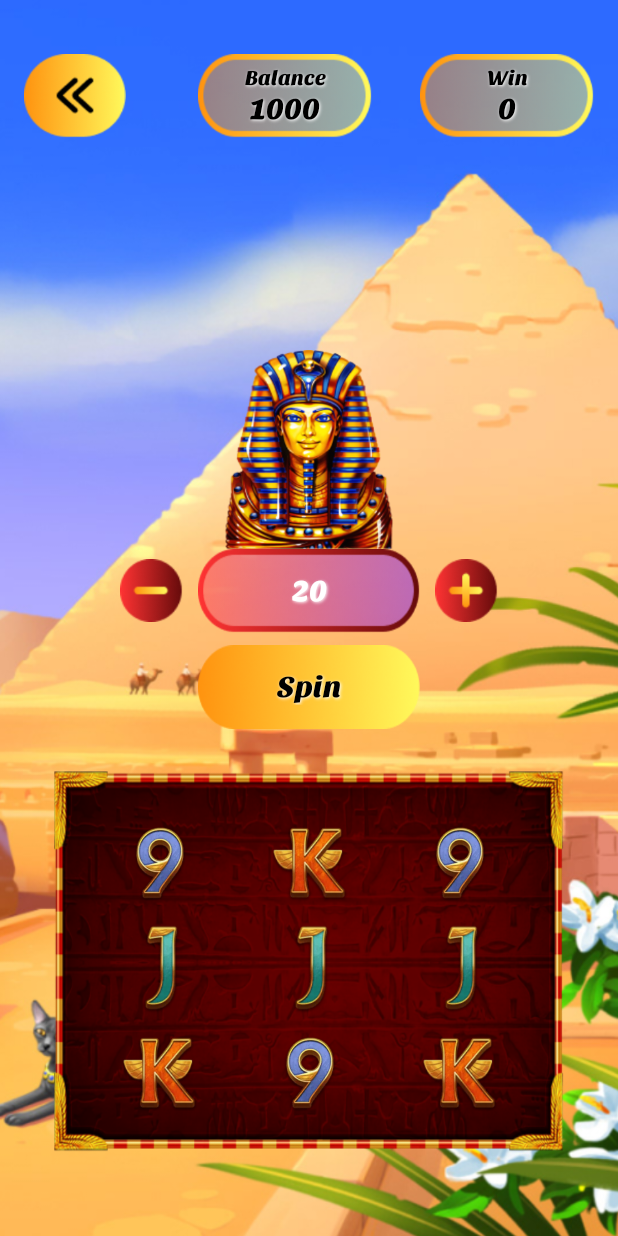
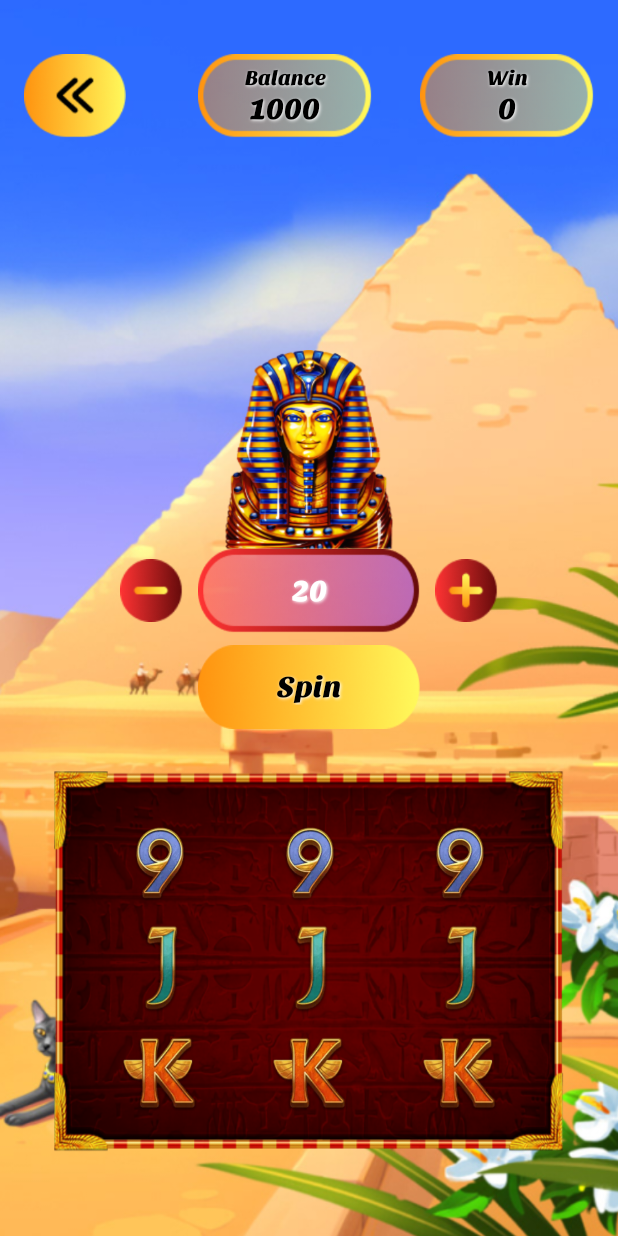
Before and after one commit to lLeoNeedl/81-android, an Android app: the FirstGameActivity screen opened directly, with no data from a screen before it, on a phone screen of 412 x 824 dp. Run offline under Robolectric (Android 15) with nearby library versions, the phone set to English and light mode, and no system bars.

Commit message:
Finishing code for first game

```diff
--- a/app/src/main/java/com/nile/fortu/game/games/FirstGameActivity.kt
+++ b/app/src/main/java/com/nile/fortu/game/games/FirstGameActivity.kt
@@ -93,19 +93,16 @@ class FirstGameActivity : AppCompatActivity() {
     private fun observeViewModel() {
         viewModel.slotList.observe(this) {
             slots = it
-            val firstSlotImageIndex = it[FIRST_SLOT_INDEX].currentImageIndex
-            val secondSlotImageIndex = it[SECOND_SLOT_INDEX].currentImageIndex
-            val thirdSlotImageIndex = it[THIRD_SLOT_INDEX].currentImageIndex
             binding.run {
-                sl1CurrentImage.setImageResource(listOfImages[firstSlotImageIndex])
-                sl1PrevImage.setImageResource(listOfImages[decreaseIndex(firstSlotImageIndex)])
-                sl1NextImage.setImageResource(listOfImages[increaseIndex(firstSlotImageIndex)])
-                sl2PrevImage.setImageResource(listOfImages[increaseIndex(secondSlotImageIndex)])
-                sl2CurrentImage.setImageResource(listOfImages[secondSlotImageIndex])
-                sl2NextImage.setImageResource(listOfImages[decreaseIndex(secondSlotImageIndex)])
-                sl3PrevImage.setImageResource(listOfImages[decreaseIndex(thirdSlotImageIndex)])
-                sl3CurrentImage.setImageResource(listOfImages[thirdSlotImageIndex])
-                sl3NextImage.setImageResource(listOfImages[increaseIndex(thirdSlotImageIndex)])
+                sl1PrevImage.setImageResource(listOfImages[it[0].prevImageIndex])
+                sl1CurrentImage.setImageResource(listOfImages[it[0].currentImageIndex])
+                sl1NextImage.setImageResource(listOfImages[it[0].nextImageIndex])
+                sl2PrevImage.setImageResource(listOfImages[it[1].prevImageIndex])
+                sl2CurrentImage.setImageResource(listOfImages[it[1].currentImageIndex])
+                sl2NextImage.setImageResource(listOfImages[it[1].nextImageIndex])
+                sl3PrevImage.setImageResource(listOfImages[it[2].prevImageIndex])
+                sl3CurrentImage.setImageResource(listOfImages[it[2].currentImageIndex])
+                sl3NextImage.setImageResource(listOfImages[it[2].nextImageIndex])
             }
         }
 
@@ -117,18 +114,6 @@ class FirstGameActivity : AppCompatActivity() {
         viewModel.score.observe(this) {
             binding.tvScore.text = it.toString()
         }
-    }
-
-    private fun decreaseIndex(index: Int) = if (index == 0) {
-        listOfImages.size - 1
-    } else {
-        index - 1
-    }
-
-    private fun increaseIndex(index: Int) = if (index == listOfImages.size - 1) {
-        0
-    } else {
-        index + 1
     }
 
     fun setRandomValue(view: LinearLayout, slot: SlotItem, image: Int, numRoll: Int) {
@@ -182,7 +167,7 @@ class FirstGameActivity : AppCompatActivity() {
     }
 
     private fun setImage(index: Int, slot: SlotItem) {
-        viewModel.updateImageIdInItem(slot, index)
+        viewModel.updateImageIdInItem(slot, index, listOfImages.size)
     }
 
     fun eventEnd() {
--- a/app/src/main/java/com/nile/fortu/game/games/SlotItem.kt
+++ b/app/src/main/java/com/nile/fortu/game/games/SlotItem.kt
@@ -5,7 +5,9 @@ import android.widget.ImageView
 data class SlotItem(
     val id: String,
     val currentImage: ImageView,
+    var prevImageIndex: Int = 0,
     var currentImageIndex: Int = 1,
+    var nextImageIndex: Int = 2,
     val nextImage: ImageView,
     var oldValue: Int = 0
 )
```
Also changed, not shown: app/src/main/java/com/nile/fortu/game/games/GameViewModel.kt (+7 -1 lines), app/src/main/java/com/nile/fortu/game/games/SecondGameActivity.kt (+28 -28 lines).
